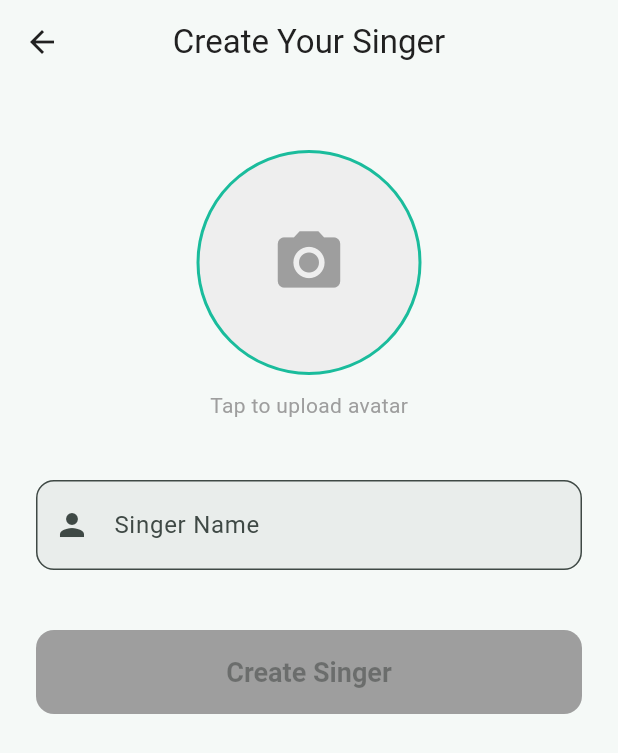
After one commit to hymanliu2015/sonoul, a Flutter app: the SingerPage screen opened by its route, on a phone screen of 412 x 824 dp. The commit adds this screen. Shown: the top 753 px of the screen. Run offline on Flutter 3.47's test engine with Material 3 defaults, Android fonts, the phone set to English and light mode, and no system bars; our stand-ins replace audioplayers, dio, fluttertoast, get, in_app_purchase, in_app_review and 7 more; missing offline and left inert: record; accounts and stored records are empty; network calls fail.

Commit message:
setting update

```diff
--- a/lib/features/dash/dash_controller.dart
+++ b/lib/features/dash/dash_controller.dart
@@ -75,6 +75,10 @@ class DashController extends GetxController {
     Get.toNamed(AppRoutes.member);
   }
 
+  void goToSettings() {
+    Get.toNamed(AppRoutes.settings);
+  }
+
   void logout() {
     _authController.logout();
   }
--- /dev/null
+++ b/lib/features/singer/singer_controller.dart
@@ -0,0 +1,67 @@
+import 'package:get/get.dart';
+import 'package:supabase_flutter/supabase_flutter.dart';
+import 'package:sonoul/routes/app_routes.dart';
+import 'package:flutter/material.dart';
+import 'package:sonoul/utils/sp_util.dart';
+import 'package:sonoul/utils/toast_util.dart';
+
+class SingerController extends GetxController {
+  final SupabaseClient _supabase = Supabase.instance.client;
+
+  RxString avatarPath = ''.obs;
+  RxBool isLoading = false.obs;
+  RxString name = ''.obs;
+
+  void pickImage() {
+    avatarPath.value = "https://api.dicebear.com/7.x/avataaars/png?seed=${DateTime.now().millisecondsSinceEpoch}";
+  }
+
+  void onNameChanged(String value) {
+    name.value = value;
+  }
+
+  Future<void> createSinger() async {
+    final singerName = name.value.trim();
+    if (singerName.isEmpty) {
+      ToastUtils.shotToast('Please enter a name');
+      return;
+    }
+
+    try {
+      isLoading.value = true;
+      final user = _supabase.auth.currentUser;
+      if (user == null) {
+        ToastUtils.shotToast('Please login first');
+        Get.toNamed(AppRoutes.login);
+        return;
+      }
+
+      await _supabase.from('singers').insert({
+        'user_id': user.id,
+        'name': singerName,
+        'avatar_url': avatarPath.value,
+        'created_at': DateTime.now().toIso8601String(),
+      });
+
+      await SpUtil.putBool('has_created_singer', true);
+      await SpUtil.putString('singer_name', singerName);
+      await SpUtil.putString('singer_avatar', avatarPath.value);
+
+      ToastUtils.shotToast('Singer created successfully!');
+      Get.offAllNamed(AppRoutes.dash);
+
+    } on PostgrestException catch (e) {
+      ToastUtils.shotToast(e.message);
+    } catch (e) {
+      debugPrint("Error creating singer: $e");
+      await SpUtil.putBool('has_created_singer', true);
+      await SpUtil.putString('singer_name', singerName);
+      await SpUtil.putString('singer_avatar', avatarPath.value);
+
+      ToastUtils.shotToast('Simulating success (DB might be missing)');
+      Get.offAllNamed(AppRoutes.dash);
+    } finally {
+      isLoading.value = false;
+    }
+  }
+}
--- /dev/null
+++ b/lib/features/singer/singer_page.dart
@@ -0,0 +1,94 @@
+import 'package:flutter/material.dart';
+import 'package:get/get.dart';
+import 'package:sonoul/common/res/app_colors.dart';
+import 'package:sonoul/features/singer/singer_controller.dart';
+import 'package:sonoul/common/helper/loading_helper.dart';
+
+class SingerPage extends StatelessWidget {
+  final SingerController controller = Get.put(SingerController());
+  final TextEditingController nameController = TextEditingController();
+
+  SingerPage({super.key});
+
+  @override
+  Widget build(BuildContext context) {
+    return Scaffold(
+      appBar: AppBar(
+        title: const Text('Create Your Singer'),
+        centerTitle: true,
+      ),
+      body: SingleChildScrollView(
+        padding: const EdgeInsets.all(24.0),
+        child: Column(
+          crossAxisAlignment: CrossAxisAlignment.center,
+          children: [
+            const SizedBox(height: 20),
+            GestureDetector(
+              onTap: controller.pickImage,
+              child: Obx(() => Container(
+                width: 150,
+                height: 150,
+                decoration: BoxDecoration(
+                  color: Colors.grey[200],
+                  shape: BoxShape.circle,
+                  image: controller.avatarPath.value.isNotEmpty
+                      ? DecorationImage(
+                          image: NetworkImage(controller.avatarPath.value),
+                          fit: BoxFit.cover,
+                        )
+                      : null,
+                  border: Border.all(color: AppColors.primary, width: 2),
+                ),
+                child: controller.avatarPath.value.isEmpty
+                    ? const Icon(Icons.camera_alt, size: 50, color: Colors.grey)
+                    : null,
+              )),
+            ),
+            const SizedBox(height: 10),
+            const Text('Tap to upload avatar', style: TextStyle(color: Colors.grey)),
+            const SizedBox(height: 40),
+            TextField(
+              controller: nameController,
+              onChanged: controller.onNameChanged,
+              decoration: InputDecoration(
+                labelText: 'Singer Name',
+                border: OutlineInputBorder(
+                  borderRadius: BorderRadius.circular(12),
+                ),
+                prefixIcon: const Icon(Icons.person),
+              ),
+            ),
+            const SizedBox(height: 40),
+            Obx(() {
+              final isButtonEnabled = controller.name.value.isNotEmpty && !controller.isLoading.value;
+              return SizedBox(
+                width: double.infinity,
+                child: ElevatedButton(
+                  onPressed: isButtonEnabled
+                      ? () {
+                          controller.createSinger();
+                        }
+                      : null,
+                  style: ElevatedButton.styleFrom(
+                    padding: const EdgeInsets.symmetric(vertical: 16),
+                    backgroundColor: AppColors.primary,
+                    disabledBackgroundColor: Colors.grey,
+                    shape: RoundedRectangleBorder(
+                      borderRadius: BorderRadius.circular(12),
+                    ),
+                  ),
+                  child: controller.isLoading.value
+                      ? const LoadingHelper(size: 24, color: Colors.white)
+                      : const Text(
+                          'Create Singer',
+                          style: TextStyle(fontSize: 18, fontWeight: FontWeight.bold),
+                        ),
+                ),
+              );
+            }),
+          ],
+        ),
+      ),
+    );
+  }
+}
--- a/lib/routes/app_pages.dart
+++ b/lib/routes/app_pages.dart
@@ -9,6 +9,7 @@ import 'package:sonoul/features/song/create_single_page.dart';
 import 'package:sonoul/features/album/album_page.dart';
 import 'package:sonoul/features/song/song_detail_page.dart';
 import 'package:sonoul/features/member/member_page.dart';
+import 'package:sonoul/features/settings/settings_page.dart';
 import 'package:sonoul/routes/app_routes.dart';
 import 'package:get/get.dart';
 import 'package:sonoul/utils/sp_util.dart';
@@ -56,6 +57,10 @@ class AppPages{
       name: AppRoutes.member,
       page: () => MemberPage(),
     ),
+    GetPage(
+      name: AppRoutes.settings,
+      page: () => SettingsPage(),
+    ),
   ];
 }
 
--- a/lib/routes/app_routes.dart
+++ b/lib/routes/app_routes.dart
@@ -9,4 +9,5 @@ class AppRoutes{
   static const album = "/album";
   static const songDetail = "/song_detail";
   static const member = "/member";
+  static const settings = "/settings";
 }
--- a/pubspec.yaml
+++ b/pubspec.yaml
@@ -42,14 +42,15 @@ dependencies:
   shared_preferences: ^2.5.3
   fluttertoast: ^9.0.0
   url_launcher: ^6.3.2
+  share_plus: ^12.0.1
+  in_app_review: ^2.0.11
   pretty_dio_logger: ^1.4.0
   loading_animation_widget: ^1.3.0
   audioplayers: ^6.5.1
   record: ^6.1.2
-  share_plus: ^12.0.1
-  in_app_review: ^2.0.11
   supabase_flutter: ^2.10.3
   in_app_purchase: ^3.2.3
+  package_info_plus: ^9.0.0
 
 dev_dependencies:
   flutter_test:
```
Also changed, not shown: lib/features/dash/dash_page.dart (+3 -11 lines), lib/features/settings/settings_controller.dart (added, +107 -0 lines), lib/features/settings/settings_page.dart (added, +135 -0 lines), pubspec.lock, 1 other file.
